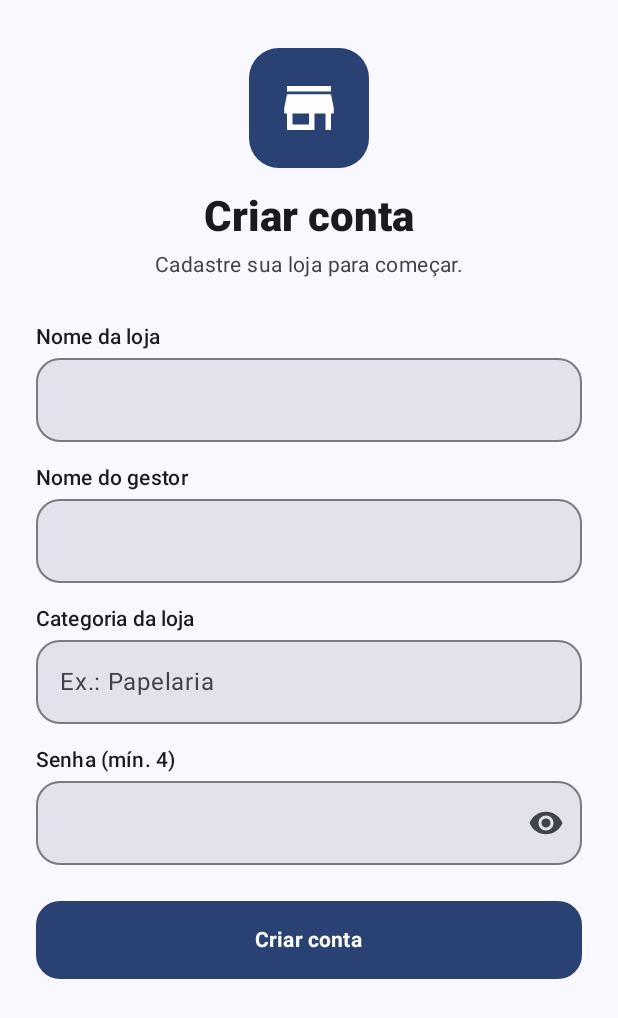
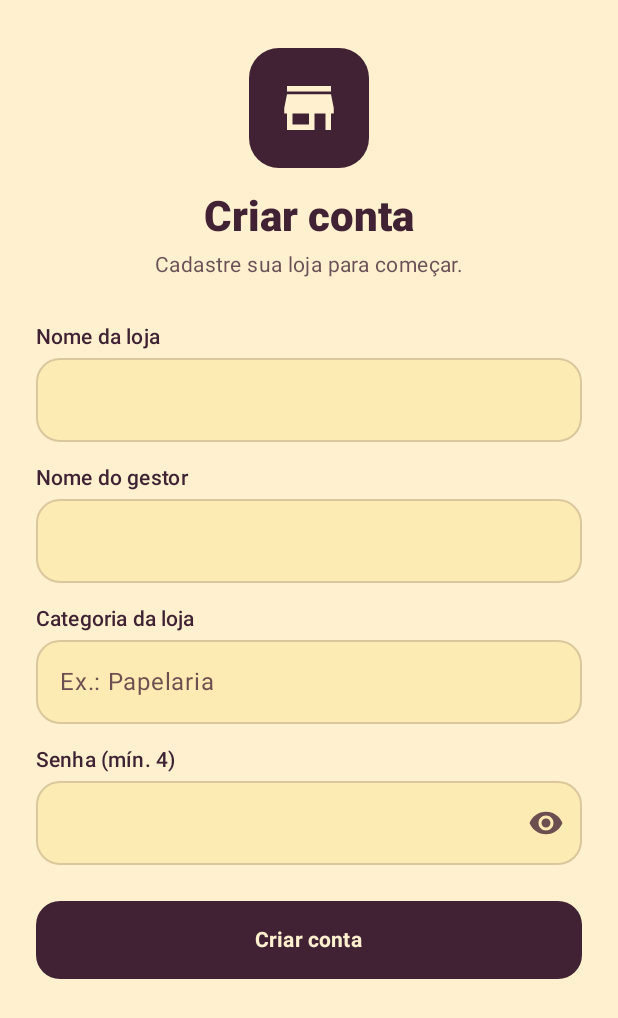
Before and after one commit to mariahgabriella/por-tras-do-balcao, an Android app built with Jetpack Compose: the screen it shows after launch (MainActivity), on a phone screen of 412 x 824 dp. Shown: the top 1018 px of the screen. Run offline under Robolectric (Android 15) with nearby library versions, the phone set to English and light mode, and no system bars; our stand-ins replace Room's generated code.

Commit message:
Define a paleta e o tema

```diff
--- a/app/src/main/java/com/example/portrasdobalcao/ui/theme/Color.kt
+++ b/app/src/main/java/com/example/portrasdobalcao/ui/theme/Color.kt
@@ -2,23 +2,18 @@ package com.example.portrasdobalcao.ui.theme
 
 import androidx.compose.ui.graphics.Color
 
-// Paleta principal do app "Por Trás do Balcão"
-val Purple80 = Color(0xFF9B6B84)
-val PurpleGrey80 = Color(0xFFF7F4EE)
-val Pink80 = Color(0xFFE9B74D)
+// Paleta oficial do Atrás do Balcão: ameixa (estrutura), amarelo (destaque) e creme (fundo).
+val BalcaoPlum = Color(0xFF412234)
+val BalcaoYellow = Color(0xFFF0C808)
+val BalcaoCream = Color(0xFFFFF1D0)
 
-val Purple40 = Color(0xFF703D57)
-val PurpleGrey40 = Color(0xFF5B5B5B)
-val Pink40 = Color(0xFFDC8B4A)
+// Tons auxiliares derivados das três cores acima, sem criar novas cores de marca.
+val BalcaoMutedText = BalcaoPlum.copy(alpha = 0.78f)
+val BalcaoLightSurface = BalcaoYellow.copy(alpha = 0.14f)
+val BalcaoLightOutline = BalcaoPlum.copy(alpha = 0.18f)
+val BalcaoDarkSurface = BalcaoCream.copy(alpha = 0.10f)
+val BalcaoDarkOutline = BalcaoCream.copy(alpha = 0.22f)
+val BalcaoDarkMutedText = BalcaoCream.copy(alpha = 0.78f)
 
-val BackgroundSoft = Color(0xFFF7F4EE)
-val SurfaceCard = Color(0xFFFFFFFF)
-val SurfaceContainer = Color(0xFFEFE7DE)
-val PrimaryMaroon = Color(0xFF703D57)
-val PrimaryMaroonDark = Color(0xFF4A2538)
-val AccentGold = Color(0xFFE9B74D)
-val AccentOrange = Color(0xFFDC8B4A)
-val TextPrimary = Color(0xFF1D1B20)
-val TextSecondary = Color(0xFF5B5B5B)
-val Divider = Color(0xFFE8E1D8)
+// Verde de sucesso: cor funcional, não é cor de marca.
 val SuccessGreen = Color(0xFF4CAF50)
--- a/app/src/main/java/com/example/portrasdobalcao/ui/theme/Theme.kt
+++ b/app/src/main/java/com/example/portrasdobalcao/ui/theme/Theme.kt
@@ -8,49 +8,60 @@ import androidx.compose.material3.dynamicDarkColorScheme
 import androidx.compose.material3.dynamicLightColorScheme
 import androidx.compose.material3.lightColorScheme
 import androidx.compose.runtime.Composable
-import androidx.compose.ui.graphics.Color
 import androidx.compose.ui.platform.LocalContext
 
+// Esquema escuro da marca: fundo ameixa, texto creme e destaques amarelos.
 private val DarkColorScheme = darkColorScheme(
-    primary = Color(0xFF9B6B84),
-    secondary = AccentGold,
-    tertiary = AccentOrange,
-    background = Color(0xFF17191A),
-    surface = Color(0xFF202426),
-    onPrimary = Color.White,
-    onSecondary = Color.White,
-    onTertiary = Color.White,
-    onBackground = Color.White,
-    onSurface = Color.White,
-    surfaceVariant = Color(0xFF2A2F31),
-    onSurfaceVariant = Color(0xFFC9C5CA),
-    outlineVariant = Color(0xFF3A3F42),
-    tertiaryContainer = Color(0xFF5A3A1E),
-    onTertiaryContainer = Color(0xFFFFDCC0)
+    primary = BalcaoYellow,
+    onPrimary = BalcaoPlum,
+    primaryContainer = BalcaoDarkSurface,
+    onPrimaryContainer = BalcaoCream,
+    secondary = BalcaoCream,
+    onSecondary = BalcaoPlum,
+    secondaryContainer = BalcaoDarkSurface,
+    onSecondaryContainer = BalcaoCream,
+    tertiary = BalcaoYellow,
+    onTertiary = BalcaoPlum,
+    tertiaryContainer = BalcaoDarkSurface,
+    onTertiaryContainer = BalcaoYellow,
+    background = BalcaoPlum,
+    onBackground = BalcaoCream,
+    surface = BalcaoPlum,
+    onSurface = BalcaoCream,
+    surfaceVariant = BalcaoDarkSurface,
+    onSurfaceVariant = BalcaoDarkMutedText,
+    outlineVariant = BalcaoDarkOutline
 )
 
+// Esquema claro da marca: fundo creme, texto ameixa e destaques amarelos.
 private val LightColorScheme = lightColorScheme(
-    primary = PrimaryMaroon,
-    secondary = AccentGold,
-    tertiary = AccentOrange,
-    background = BackgroundSoft,
-    surface = SurfaceCard,
-    onPrimary = Color.White,
-    onSecondary = Color.White,
-    onTertiary = Color.White,
-    onBackground = TextPrimary,
-    onSurface = TextPrimary,
-    surfaceVariant = SurfaceContainer,
-    onSurfaceVariant = TextSecondary,
-    outlineVariant = Divider,
-    tertiaryContainer = Color(0xFFFCEBC8),
-    onTertiaryContainer = Color(0xFF5A3510)
+    primary = BalcaoPlum,
+    onPrimary = BalcaoCream,
+    primaryContainer = BalcaoYellow,
+    onPrimaryContainer = BalcaoPlum,
+    secondary = BalcaoYellow,
+    onSecondary = BalcaoPlum,
+    secondaryContainer = BalcaoLightSurface,
+    onSecondaryContainer = BalcaoPlum,
+    tertiary = BalcaoYellow,
+    onTertiary = BalcaoPlum,
+    tertiaryContainer = BalcaoYellow,
+    onTertiaryContainer = BalcaoPlum,
+    background = BalcaoCream,
+    onBackground = BalcaoPlum,
+    surface = BalcaoCream,
+    onSurface = BalcaoPlum,
+    surfaceVariant = BalcaoLightSurface,
+    onSurfaceVariant = BalcaoMutedText,
+    outlineVariant = BalcaoLightOutline
 )
 
+// Tema do app. dynamicColor fica desligado por padrão para que as cores do papel de parede
+// não substituam a identidade visual. Ele só deve ser ligado em testes ou comparações.
 @Composable
 fun PorTrasDoBalcaoTheme(
     darkTheme: Boolean = isSystemInDarkTheme(),
-    dynamicColor: Boolean = true,
+    dynamicColor: Boolean = false,
     content: @Composable () -> Unit
 ) {
     val colorScheme = when {
```
Also changed, not shown: 2 other files.
